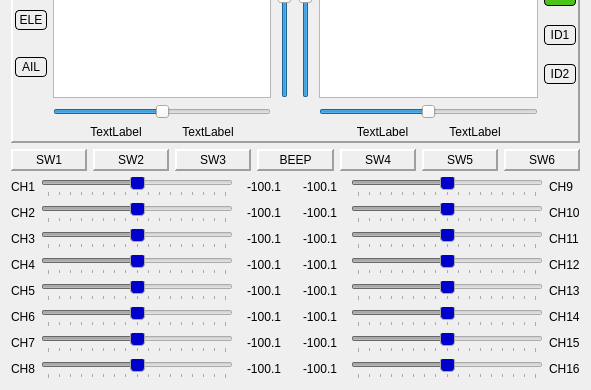
Before: the Qt Designer form src/simulatordialog.ui in xhorizont/eepe, drawn with Qt 5; both pictures show x 0 to 591 and y 252 to 642 of the 591 by 642 pixel window.
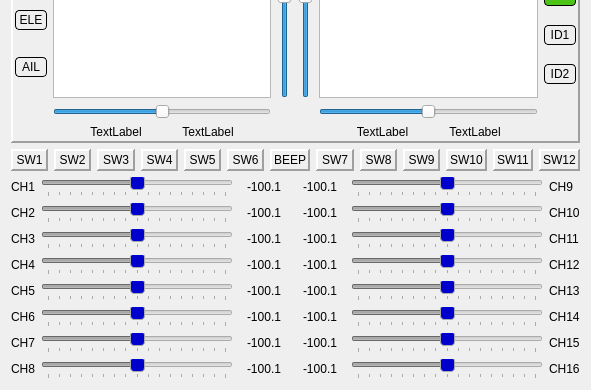
After: the same form once the commit is applied. Icons and pictures are not drawn.

```diff
--- a/src/simulatordialog.ui
+++ b/src/simulatordialog.ui
@@ -833,37 +833,6 @@
        </layout>
       </widget>
      </item>
-     <item>
-      <widget class="QFrame" name="beep_frame">
-       <property name="autoFillBackground">
-        <bool>true</bool>
-       </property>
-       <property name="frameShape">
-        <enum>QFrame::Panel</enum>
-       </property>
-       <property name="frameShadow">
-        <enum>QFrame::Raised</enum>
-       </property>
-       <property name="lineWidth">
-        <number>2</number>
-       </property>
-       <layout class="QVBoxLayout" name="verticalLayout_10">
-        <property name="margin">
-         <number>2</number>
-        </property>
-        <item>
-         <widget class="QLabel" name="label_beep">
-          <property name="text">
-           <string>BEEP</string>
-          </property>
-          <property name="alignment">
-           <set>Qt::AlignCenter</set>
-          </property>
-         </widget>
-        </item>
-       </layout>
-      </widget>
-     </item>
      <item>
       <widget class="QFrame" name="cswitch_4">
        <property name="autoFillBackground">
@@ -957,6 +926,223 @@
        </layout>
       </widget>
      </item>
+     <item>
+      <widget class="QFrame" name="beep_frame">
+       <property name="autoFillBackground">
+        <bool>true</bool>
+       </property>
+       <property name="frameShape">
+        <enum>QFrame::Panel</enum>
+       </property>
+       <property name="frameShadow">
+        <enum>QFrame::Raised</enum>
+       </property>
+       <property name="lineWidth">
+        <number>2</number>
+       </property>
+       <layout class="QVBoxLayout" name="verticalLayout_10">
+        <property name="margin">
+         <number>2</number>
+        </property>
+        <item>
+         <widget class="QLabel" name="label_beep">
+          <property name="text">
+           <string>BEEP</string>
+          </property>
+          <property name="alignment">
+           <set>Qt::AlignCenter</set>
+          </property>
+         </widget>
+        </item>
+       </layout>
+      </widget>
+     </item>
+     <item>
+      <widget class="QFrame" name="cswitch_7">
+       <property name="autoFillBackground">
+        <bool>true</bool>
+       </property>
+       <property name="frameShape">
+        <enum>QFrame::Panel</enum>
+       </property>
+       <property name="frameShadow">
+        <enum>QFrame::Raised</enum>
+       </property>
+       <property name="lineWidth">
+        <number>2</number>
+       </property>
+       <layout class="QVBoxLayout" name="verticalLayout_13">
+        <property name="margin">
+         <number>2</number>
+        </property>
+        <item>
+         <widget class="QLabel" name="labelCSW_7">
+          <property name="text">
+           <string>SW7</string>
+          </property>
+          <property name="alignment">
+           <set>Qt::AlignCenter</set>
+          </property>
+         </widget>
+        </item>
+       </layout>
+      </widget>
+     </item>
+     <item>
+      <widget class="QFrame" name="cswitch_8">
+       <property name="autoFillBackground">
+        <bool>true</bool>
+       </property>
+       <property name="frameShape">
+        <enum>QFrame::Panel</enum>
+       </property>
+       <property name="frameShadow">
+        <enum>QFrame::Raised</enum>
+       </property>
+       <property name="lineWidth">
+        <number>2</number>
+       </property>
+       <layout class="QVBoxLayout" name="verticalLayout_14">
+        <property name="margin">
+         <number>2</number>
+        </property>
+        <item>
+         <widget class="QLabel" name="labelCSW_8">
+          <property name="text">
+           <string>SW8</string>
+          </property>
+          <property name="alignment">
+           <set>Qt::AlignCenter</set>
+          </property>
+         </widget>
+        </item>
+       </layout>
+      </widget>
+     </item>
+     <item>
+      <widget class="QFrame" name="cswitch_9">
+       <property name="autoFillBackground">
+        <bool>true</bool>
+       </property>
+       <property name="frameShape">
+        <enum>QFrame::Panel</enum>
+       </property>
+       <property name="frameShadow">
+        <enum>QFrame::Raised</enum>
+       </property>
+       <property name="lineWidth">
+        <number>2</number>
+       </property>
+       <layout class="QVBoxLayout" name="verticalLayout_15">
+        <property name="margin">
+         <number>2</number>
+        </property>
+        <item>
+         <widget class="QLabel" name="labelCSW_9">
+          <property name="text">
+           <string>SW9</string>
+          </property>
+          <property name="alignment">
+           <set>Qt::AlignCenter</set>
+          </property>
+         </widget>
+        </item>
+       </layout>
+      </widget>
+     </item>
+     <item>
+      <widget class="QFrame" name="cswitch_10">
+       <property name="autoFillBackground">
+        <bool>true</bool>
+       </property>
+       <property name="frameShape">
+        <enum>QFrame::Panel</enum>
+       </property>
+       <property name="frameShadow">
+        <enum>QFrame::Raised</enum>
+       </property>
+       <property name="lineWidth">
+        <number>2</number>
+       </property>
+       <layout class="QVBoxLayout" name="verticalLayout_17">
+        <property name="margin">
+         <number>2</number>
+        </property>
+        <item>
+         <widget class="QLabel" name="labelCSW_10">
+          <property name="text">
+           <string>SW10</string>
+          </property>
+          <property name="alignment">
+           <set>Qt::AlignCenter</set>
+          </property>
+         </widget>
+        </item>
+       </layout>
+      </widget>
+     </item>
+     <item>
+      <widget class="QFrame" name="cswitch_11">
+       <property name="autoFillBackground">
+        <bool>true</bool>
+       </property>
+       <property name="frameShape">
+        <enum>QFrame::Panel</enum>
+       </property>
+       <property name="frameShadow">
+        <enum>QFrame::Raised</enum>
+       </property>
+       <property name="lineWidth">
+        <number>2</number>
+       </property>
+       <layout class="QVBoxLayout" name="verticalLayout_19">
+        <property name="margin">
+         <number>2</number>
+        </property>
+        <item>
+         <widget class="QLabel" name="labelCSW_11">
+          <property name="text">
+           <string>SW11</string>
+          </property>
+          <property name="alignment">
+           <set>Qt::AlignCenter</set>
+          </property>
+         </widget>
+        </item>
+       </layout>
+      </widget>
+     </item>
+     <item>
+      <widget class="QFrame" name="cswitch_12">
+       <property name="autoFillBackground">
+        <bool>true</bool>
+       </property>
+       <property name="frameShape">
+        <enum>QFrame::Panel</enum>
+       </property>
+       <property name="frameShadow">
+        <enum>QFrame::Raised</enum>
+       </property>
+       <property name="lineWidth">
+        <number>2</number>
+       </property>
+       <layout class="QVBoxLayout" name="verticalLayout_20">
+        <property name="margin">
+         <number>2</number>
+        </property>
+        <item>
+         <widget class="QLabel" name="labelCSW_12">
+          <property name="text">
+           <string>SW12</string>
+          </property>
+          <property name="alignment">
+           <set>Qt::AlignCenter</set>
+          </property>
+         </widget>
+        </item>
+       </layout>
+      </widget>
+     </item>
     </layout>
    </item>
    <item>
```
Left out of the diff: 12 changed lines with no effect on the pictures.
